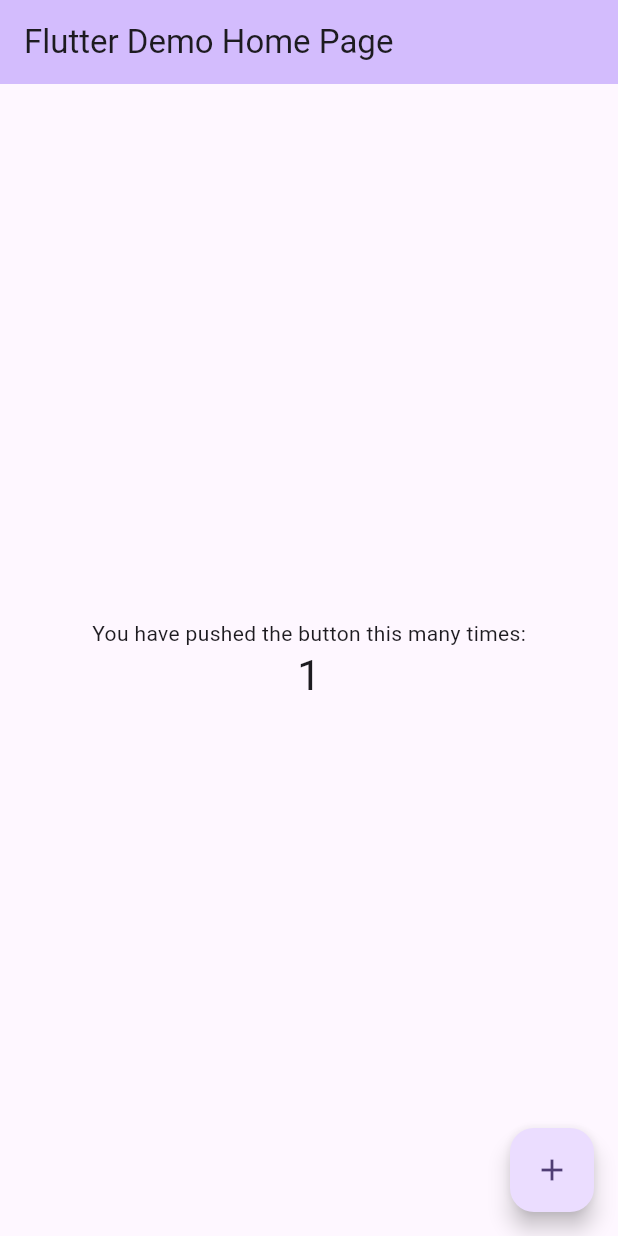
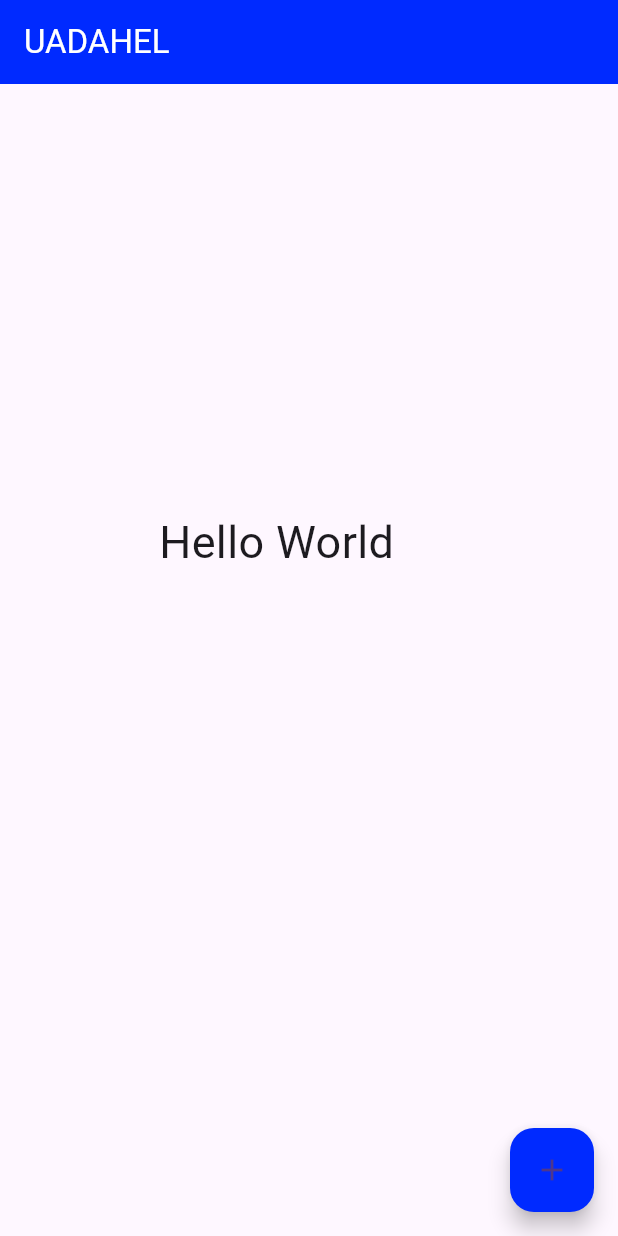
Before and after one commit to Gexis95/senac, a Flutter app: the screen it shows after launch, after a tap on the "add" icon, on a phone screen of 412 x 824 dp. Run offline on Flutter 3.47's test engine with Material 3 defaults, Android fonts, the light colour scheme and no system bars; Roboto replaces fonts that are missing (roboto).

Commit message:
17/01/2024
primeiras aulas usando flutter

```diff
--- a/PROJETOS/android projetos/flutter_application_1/lib/main.dart
+++ b/PROJETOS/android projetos/flutter_application_1/lib/main.dart
@@ -1,125 +1,58 @@
+// ignore_for_file: prefer_const_constructors, sort_child_properties_last
+
 import 'package:flutter/material.dart';
 
-void main() {
-  runApp(const MyApp());
-}
+  //onde a execução do programa começa - principal
 
-class MyApp extends StatelessWidget {
-  const MyApp({super.key});
+  void main() {
+    runApp(const Aplicativo());   //roda aplicativo
 
-  // This widget is the root of your application.
-  @override
+  }
+  //classe aplicativo (contén caracteristicas, variaveis e funções)
+  //extens - extende - Herda caracteristicas do widget stateless
+  //stateless - toda interface é imutavel após a criação
+  class Aplicativo extends StatelessWidget {
+  const Aplicativo({super.key});// classe pai
+
+    //build - método que recostroi tela
+      @override
   Widget build(BuildContext context) {
+    //widget responsável pelo design da aplicação, fornece temas e recursos
+
     return MaterialApp(
-      title: 'Flutter Demo',
-      theme: ThemeData(
-        // This is the theme of your application.
-        //
-        // TRY THIS: Try running your application with "flutter run". You'll see
-        // the application has a purple toolbar. Then, without quitting the app,
-        // try changing the seedColor in the colorScheme below to Colors.green
-        // and then invoke "hot reload" (save your changes or press the "hot
-        // reload" button in a Flutter-supported IDE, or press "r" if you used
-        // the command line to start the app).
-        //
-        // Notice that the counter didn't reset back to zero; the application
-        // state is not lost during the reload. To reset the state, use hot
-        // restart instead.
-        //
-        // This works for code too, not just values: Most code changes can be
-        // tested with just a hot reload.
-        colorScheme: ColorScheme.fromSeed(seedColor: Colors.deepPurple),
-        useMaterial3: true,
+      debugShowCheckedModeBanner: false,
+      //home - tela principal - scaffold fornece layout basico
+      home : Scaffold(
+        appBar: AppBar(                                         //barra superior
+          backgroundColor: Color.fromARGB(255, 0, 42, 255),   //cor do fundo da barra
+          title: const Text(                                    //coloca titulo/texto na barra
+            'UADAHEL',
+          style: TextStyle(color: Colors.white),              //alterar a cor do texto
+
+          ),
+        ),
+
+        //corpo do app
+        body: const Center(
+          child: SizedBox(
+            child: Text(
+              'Hello World',
+               style: TextStyle(
+                fontSize: 30,
+                fontFamily: 'roboto',
+                ),
+              ),
+            height: 200,
+            width: 200,
+          ),
+        ),
+
+        floatingActionButton: FloatingActionButton(
+          backgroundColor: const Color.fromARGB(255, 0, 42, 255),
+          child: Icon(Icons.add),
+          onPressed: () {},
+        ),
       ),
-      home: const MyHomePage(title: 'Flutter Demo Home Page'),
     );
   }
 }
-
-class MyHomePage extends StatefulWidget {
-  const MyHomePage({super.key, required this.title});
-
-  // This widget is the home page of your application. It is stateful, meaning
-  // that it has a State object (defined below) that contains fields that affect
-  // how it looks.
-
-  // This class is the configuration for the state. It holds the values (in this
-  // case the title) provided by the parent (in this case the App widget) and
-  // used by the build method of the State. Fields in a Widget subclass are
-  // always marked "final".
-
-  final String title;
-
-  @override
-  State<MyHomePage> createState() => _MyHomePageState();
-}
-
-class _MyHomePageState extends State<MyHomePage> {
-  int _counter = 0;
-
-  void _incrementCounter() {
-    setState(() {
-      // This call to setState tells the Flutter framework that something has
-      // changed in this State, which causes it to rerun the build method below
-      // so that the display can reflect the updated values. If we changed
-      // _counter without calling setState(), then the build method would not be
-      // called again, and so nothing would appear to happen.
-      _counter++;
-    });
-  }
-
-  @override
-  Widget build(BuildContext context) {
-    // This method is rerun every time setState is called, for instance as done
-    // by the _incrementCounter method above.
-    //
-    // The Flutter framework has been optimized to make rerunning build methods
-    // fast, so that you can just rebuild anything that needs updating rather
-    // than having to individually change instances of widgets.
-    return Scaffold(
-      appBar: AppBar(
-        // TRY THIS: Try changing the color here to a specific color (to
-        // Colors.amber, perhaps?) and trigger a hot reload to see the AppBar
-        // change color while the other colors stay the same.
-        backgroundColor: Theme.of(context).colorScheme.inversePrimary,
-        // Here we take the value from the MyHomePage object that was created by
-        // the App.build method, and use it to set our appbar title.
-        title: Text(widget.title),
-      ),
-      body: Center(
-        // Center is a layout widget. It takes a single child and positions it
-        // in the middle of the parent.
-        child: Column(
-          // Column is also a layout widget. It takes a list of children and
-          // arranges them vertically. By default, it sizes itself to fit its
-          // children horizontally, and tries to be as tall as its parent.
-          //
-          // Column has various properties to control how it sizes itself and
-          // how it positions its children. Here we use mainAxisAlignment to
-          // center the children vertically; the main axis here is the vertical
-          // axis because Columns are vertical (the cross axis would be
-          // horizontal).
-          //
-          // TRY THIS: Invoke "debug painting" (choose the "Toggle Debug Paint"
-          // action in the IDE, or press "p" in the console), to see the
-          // wireframe for each widget.
-          mainAxisAlignment: MainAxisAlignment.center,
-          children: <Widget>[
-            const Text(
-              'You have pushed the button this many times:',
-            ),
-            Text(
-              '$_counter',
-              style: Theme.of(context).textTheme.headlineMedium,
-            ),
-          ],
-        ),
-      ),
-      floatingActionButton: FloatingActionButton(
-        onPressed: _incrementCounter,
-        tooltip: 'Increment',
-        child: const Icon(Icons.add),
-      ), // This trailing comma makes auto-formatting nicer for build methods.
-    );
-  }
-}
```
Also changed, not shown: 1 other file.
